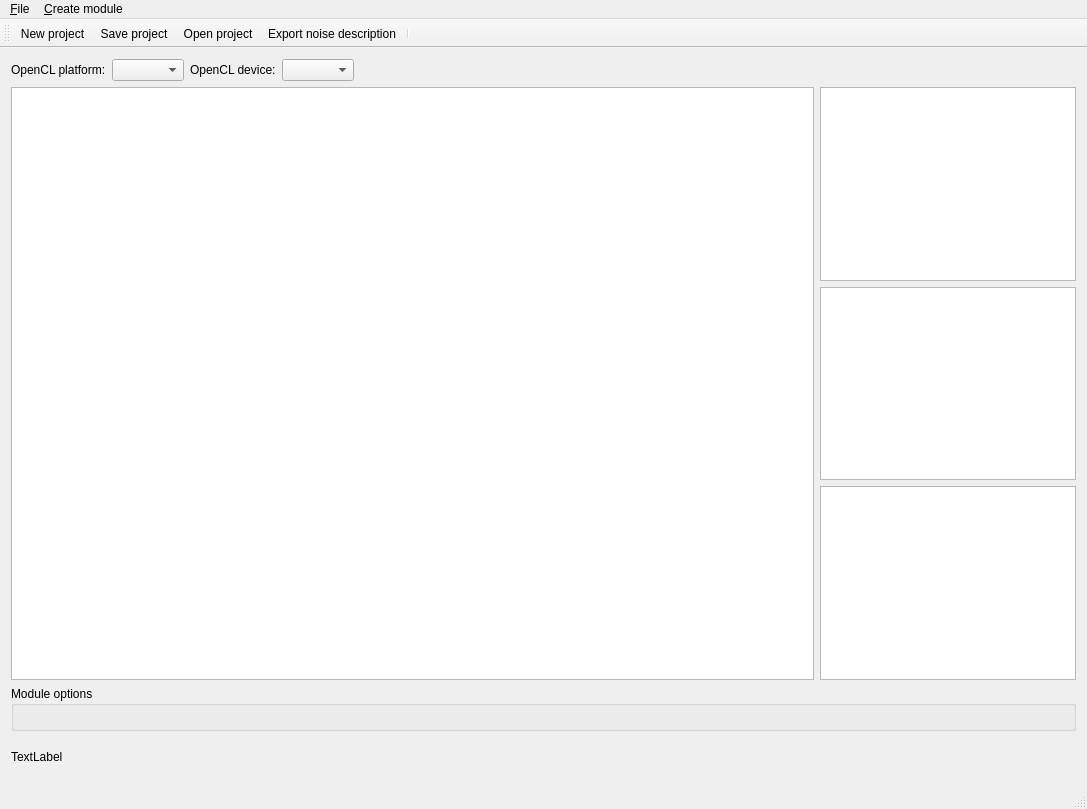
Before: the Qt Designer form NoiseTextureGenerator/mainwindow.ui in Kvalme/noisetexturegenerator, drawn with Qt 5.
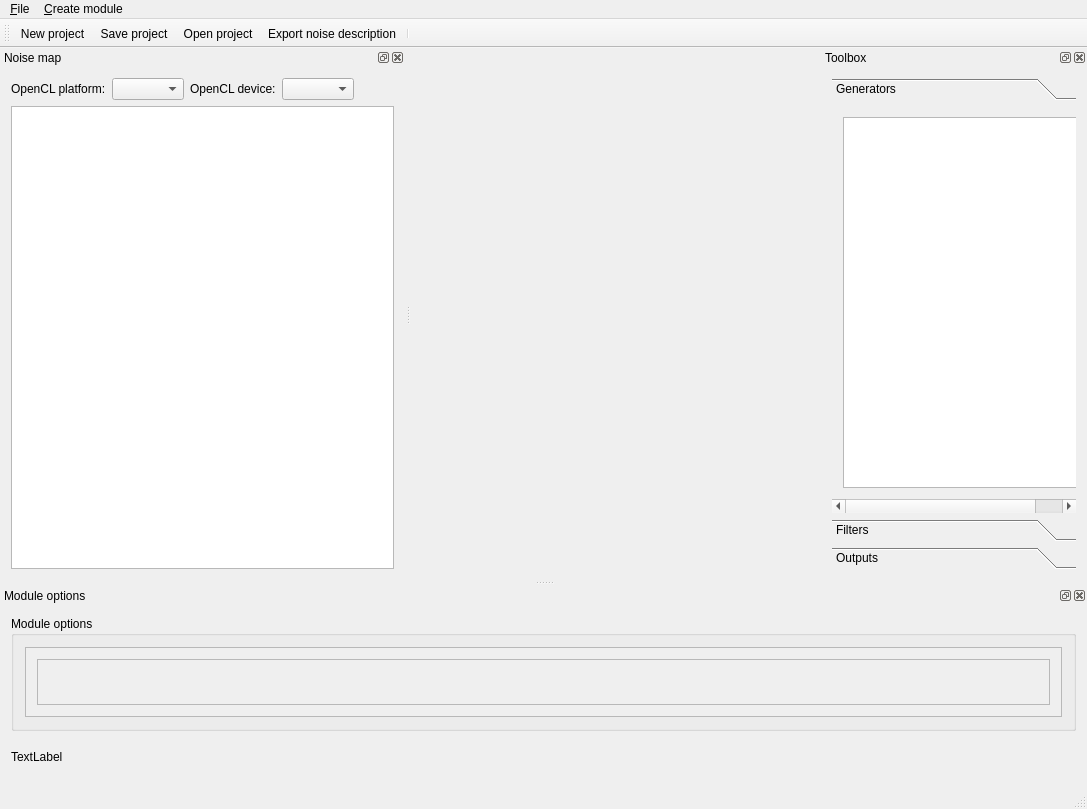
After: the same form once the commit is applied. The open tabs and pages were chosen to show the change. Custom widgets are drawn as their Qt base class.

Commit message: Initial switch to docked windows

The edit to the form file:
```diff
--- a/NoiseTextureGenerator/mainwindow.ui
+++ b/NoiseTextureGenerator/mainwindow.ui
@@ -14,146 +14,10 @@
    <string>MainWindow</string>
   </property>
   <widget class="QWidget" name="centralWidget">
-   <layout class="QVBoxLayout" name="verticalLayout">
-    <item>
-     <layout class="QGridLayout" name="gridLayout">
-      <item row="0" column="2">
-       <widget class="QLabel" name="label_2">
-        <property name="text">
-         <string>OpenCL device:</string>
-        </property>
-       </widget>
-      </item>
-      <item row="0" column="3">
-       <widget class="QComboBox" name="clDevice"/>
-      </item>
-      <item row="0" column="0">
-       <widget class="QLabel" name="label">
-        <property name="text">
-         <string>OpenCL platform:</string>
-        </property>
-       </widget>
-      </item>
-      <item row="0" column="1">
-       <widget class="QComboBox" name="clPlatform"/>
-      </item>
-      <item row="0" column="4">
-       <spacer name="horizontalSpacer">
-        <property name="orientation">
-         <enum>Qt::Horizontal</enum>
-        </property>
-        <property name="sizeHint" stdset="0">
-         <size>
-          <width>40</width>
-          <height>20</height>
-         </size>
-        </property>
-       </spacer>
-      </item>
-     </layout>
-    </item>
-    <item>
-     <layout class="QHBoxLayout" name="horizontalLayout">
-      <item>
-       <widget class="QGraphicsView" name="graphicsView">
-        <property name="sizePolicy">
-         <sizepolicy hsizetype="MinimumExpanding" vsizetype="Expanding">
-          <horstretch>0</horstretch>
-          <verstretch>0</verstretch>
-         </sizepolicy>
-        </property>
-       </widget>
-      </item>
-      <item>
-       <layout class="QVBoxLayout" name="verticalLayout_4">
-        <item>
-         <widget class="QListWidget" name="modulesToolbox">
-          <property name="sizePolicy">
-           <sizepolicy hsizetype="Minimum" vsizetype="Minimum">
-            <horstretch>0</horstretch>
-            <verstretch>0</verstretch>
-           </sizepolicy>
-          </property>
-          <property name="flow">
-           <enum>QListView::TopToBottom</enum>
-          </property>
-          <property name="isWrapping" stdset="0">
-           <bool>false</bool>
-          </property>
-          <property name="batchSize">
-           <number>44</number>
-          </property>
-         </widget>
-        </item>
-        <item>
-         <widget class="QListWidget" name="modifiersToolbox">
-          <property name="sizePolicy">
-           <sizepolicy hsizetype="Minimum" vsizetype="Minimum">
-            <horstretch>0</horstretch>
-            <verstretch>0</verstretch>
-           </sizepolicy>
-          </property>
-         </widget>
-        </item>
-        <item>
-         <widget class="QListWidget" name="outputToolbox">
-          <property name="sizePolicy">
-           <sizepolicy hsizetype="Minimum" vsizetype="Minimum">
-            <horstretch>0</horstretch>
-            <verstretch>0</verstretch>
-           </sizepolicy>
-          </property>
-         </widget>
-        </item>
-       </layout>
-      </item>
-     </layout>
-    </item>
-    <item>
-     <widget class="QGroupBox" name="moduleOptions">
-      <property name="sizePolicy">
-       <sizepolicy hsizetype="Minimum" vsizetype="Preferred">
-        <horstretch>0</horstretch>
-        <verstretch>0</verstretch>
-       </sizepolicy>
-      </property>
-      <property name="title">
-       <string>Module options</string>
-      </property>
-      <layout class="QVBoxLayout" name="verticalLayout_3">
-       <item>
-        <widget class="QFrame" name="moduleOptionsFrame">
-         <property name="sizePolicy">
-          <sizepolicy hsizetype="Minimum" vsizetype="Preferred">
-           <horstretch>0</horstretch>
-           <verstretch>0</verstretch>
-          </sizepolicy>
-         </property>
-         <property name="frameShape">
-          <enum>QFrame::StyledPanel</enum>
-         </property>
-         <property name="frameShadow">
-          <enum>QFrame::Raised</enum>
-         </property>
-        </widget>
-       </item>
-      </layout>
-     </widget>
-    </item>
-    <item>
-     <widget class="GradientEditor" name="gradientEditor">
-      <property name="minimumSize">
-       <size>
-        <width>0</width>
-        <height>39</height>
-       </size>
-      </property>
-      <property name="text">
-       <string>TextLabel</string>
-      </property>
-     </widget>
-    </item>
-   </layout>
+   <property name="enabled">
+    <bool>true</bool>
+   </property>
+   <layout class="QVBoxLayout" name="verticalLayout"/>
   </widget>
   <widget class="QMenuBar" name="menuBar">
    <property name="geometry">
@@ -220,6 +84,298 @@
    <addaction name="action_Export_noise_description"/>
    <addaction name="separator"/>
   </widget>
+  <widget class="QDockWidget" name="dockWidget">
+   <property name="windowTitle">
+    <string>Module options</string>
+   </property>
+   <attribute name="dockWidgetArea">
+    <number>8</number>
+   </attribute>
+   <widget class="QWidget" name="dockWidgetContents">
+    <layout class="QVBoxLayout" name="verticalLayout_2">
+     <item>
+      <widget class="QGroupBox" name="moduleOptions">
+       <property name="sizePolicy">
+        <sizepolicy hsizetype="Minimum" vsizetype="Preferred">
+         <horstretch>0</horstretch>
+         <verstretch>0</verstretch>
+        </sizepolicy>
+       </property>
+       <property name="title">
+        <string>Module options</string>
+       </property>
+       <layout class="QVBoxLayout" name="verticalLayout_3">
+        <item>
+         <widget class="QScrollArea" name="scrollArea">
+          <property name="widgetResizable">
+           <bool>true</bool>
+          </property>
+          <widget class="QWidget" name="scrollAreaWidgetContents">
+           <property name="geometry">
+            <rect>
+             <x>0</x>
+             <y>0</y>
+             <width>1059</width>
+             <height>70</height>
+            </rect>
+           </property>
+           <layout class="QVBoxLayout" name="verticalLayout_6">
+            <item>
+             <widget class="QFrame" name="moduleOptionsFrame">
+              <property name="sizePolicy">
+               <sizepolicy hsizetype="Minimum" vsizetype="Preferred">
+                <horstretch>0</horstretch>
+                <verstretch>0</verstretch>
+               </sizepolicy>
+              </property>
+              <property name="frameShape">
+               <enum>QFrame::StyledPanel</enum>
+              </property>
+              <property name="frameShadow">
+               <enum>QFrame::Raised</enum>
+              </property>
+             </widget>
+            </item>
+           </layout>
+          </widget>
+         </widget>
+        </item>
+       </layout>
+      </widget>
+     </item>
+     <item>
+      <widget class="GradientEditor" name="gradientEditor">
+       <property name="minimumSize">
+        <size>
+         <width>0</width>
+         <height>39</height>
+        </size>
+       </property>
+       <property name="text">
+        <string>TextLabel</string>
+       </property>
+      </widget>
+     </item>
+    </layout>
+   </widget>
+  </widget>
+  <widget class="QDockWidget" name="dockWidget_2">
+   <property name="sizePolicy">
+    <sizepolicy hsizetype="Minimum" vsizetype="Preferred">
+     <horstretch>0</horstretch>
+     <verstretch>0</verstretch>
+    </sizepolicy>
+   </property>
+   <property name="maximumSize">
+    <size>
+     <width>266</width>
+     <height>524287</height>
+    </size>
+   </property>
+   <property name="floating">
+    <bool>false</bool>
+   </property>
+   <property name="windowTitle">
+    <string>Toolbox</string>
+   </property>
+   <attribute name="dockWidgetArea">
+    <number>2</number>
+   </attribute>
+   <widget class="QWidget" name="dockWidgetContents_2">
+    <layout class="QVBoxLayout" name="verticalLayout_5">
+     <item>
+      <widget class="QToolBox" name="toolBox">
+       <property name="sizePolicy">
+        <sizepolicy hsizetype="Minimum" vsizetype="Preferred">
+         <horstretch>0</horstretch>
+         <verstretch>0</verstretch>
+        </sizepolicy>
+       </property>
+       <property name="currentIndex">
+        <number>2</number>
+       </property>
+       <widget class="QWidget" name="GeneratorsPage">
+        <property name="geometry">
+         <rect>
+          <x>0</x>
+          <y>0</y>
+          <width>264</width>
+          <height>377</height>
+         </rect>
+        </property>
+        <attribute name="label">
+         <string>Generators</string>
+        </attribute>
+        <layout class="QVBoxLayout" name="verticalLayout_8">
+         <item>
+          <widget class="QListWidget" name="modulesToolbox">
+           <property name="sizePolicy">
+            <sizepolicy hsizetype="Minimum" vsizetype="Minimum">
+             <horstretch>0</horstretch>
+             <verstretch>0</verstretch>
+            </sizepolicy>
+           </property>
+           <property name="maximumSize">
+            <size>
+             <width>16777215</width>
+             <height>16777215</height>
+            </size>
+           </property>
+           <property name="horizontalScrollBarPolicy">
+            <enum>Qt::ScrollBarAlwaysOff</enum>
+           </property>
+           <property name="autoScroll">
+            <bool>true</bool>
+           </property>
+           <property name="flow">
+            <enum>QListView::TopToBottom</enum>
+           </property>
+           <property name="isWrapping" stdset="0">
+            <bool>false</bool>
+           </property>
+           <property name="resizeMode">
+            <enum>QListView::Adjust</enum>
+           </property>
+           <property name="uniformItemSizes">
+            <bool>true</bool>
+           </property>
+           <property name="batchSize">
+            <number>44</number>
+           </property>
+          </widget>
+         </item>
+        </layout>
+       </widget>
+       <widget class="QWidget" name="page_2">
+        <property name="geometry">
+         <rect>
+          <x>0</x>
+          <y>0</y>
+          <width>264</width>
+          <height>377</height>
+         </rect>
+        </property>
+        <attribute name="label">
+         <string>Filters</string>
+        </attribute>
+        <layout class="QVBoxLayout" name="verticalLayout_9">
+         <item>
+          <widget class="QListWidget" name="modifiersToolbox">
+           <property name="sizePolicy">
+            <sizepolicy hsizetype="Minimum" vsizetype="Minimum">
+             <horstretch>0</horstretch>
+             <verstretch>0</verstretch>
+            </sizepolicy>
+           </property>
+           <property name="maximumSize">
+            <size>
+             <width>16777215</width>
+             <height>16777215</height>
+            </size>
+           </property>
+           <property name="resizeMode">
+            <enum>QListView::Adjust</enum>
+           </property>
+           <property name="uniformItemSizes">
+            <bool>true</bool>
+           </property>
+          </widget>
+         </item>
+        </layout>
+       </widget>
+       <widget class="QWidget" name="page">
+        <attribute name="label">
+         <string>Outputs</string>
+        </attribute>
+        <layout class="QVBoxLayout" name="verticalLayout_4">
+         <item>
+          <widget class="QListWidget" name="outputToolbox">
+           <property name="sizePolicy">
+            <sizepolicy hsizetype="Minimum" vsizetype="Minimum">
+             <horstretch>0</horstretch>
+             <verstretch>0</verstretch>
+            </sizepolicy>
+           </property>
+           <property name="maximumSize">
+            <size>
+             <width>16777215</width>
+             <height>16777215</height>
+            </size>
+           </property>
+           <property name="resizeMode">
+            <enum>QListView::Adjust</enum>
+           </property>
+           <property name="uniformItemSizes">
+            <bool>true</bool>
+           </property>
+          </widget>
+         </item>
+        </layout>
+       </widget>
+      </widget>
+     </item>
+    </layout>
+   </widget>
+  </widget>
+  <widget class="QDockWidget" name="dockWidget_3">
+   <property name="windowTitle">
+    <string>Noise map</string>
+   </property>
+   <attribute name="dockWidgetArea">
+    <number>1</number>
+   </attribute>
+   <widget class="QWidget" name="dockWidgetContents_3">
+    <layout class="QVBoxLayout" name="verticalLayout_7">
+     <item>
+      <layout class="QGridLayout" name="gridLayout">
+       <item row="0" column="0">
+        <widget class="QLabel" name="label">
+         <property name="text">
+          <string>OpenCL platform:</string>
+         </property>
+        </widget>
+       </item>
+       <item row="0" column="1">
+        <widget class="QComboBox" name="clPlatform"/>
+       </item>
+       <item row="0" column="2">
+        <widget class="QLabel" name="label_2">
+         <property name="text">
+          <string>OpenCL device:</string>
+         </property>
+        </widget>
+       </item>
+       <item row="0" column="3">
+        <widget class="QComboBox" name="clDevice"/>
+       </item>
+       <item row="0" column="4">
+        <spacer name="horizontalSpacer">
+         <property name="orientation">
+          <enum>Qt::Horizontal</enum>
+         </property>
+         <property name="sizeHint" stdset="0">
+          <size>
+           <width>40</width>
+           <height>20</height>
+          </size>
+         </property>
+        </spacer>
+       </item>
+      </layout>
+     </item>
+     <item>
+      <widget class="QGraphicsView" name="graphicsView">
+       <property name="sizePolicy">
+        <sizepolicy hsizetype="MinimumExpanding" vsizetype="Expanding">
+         <horstretch>0</horstretch>
+         <verstretch>0</verstretch>
+        </sizepolicy>
+       </property>
+      </widget>
+     </item>
+    </layout>
+   </widget>
+  </widget>
   <action name="action_Save_project">
    <property name="text">
     <string>&amp;Save project</string>
```
The commit also changes 1 other file.
